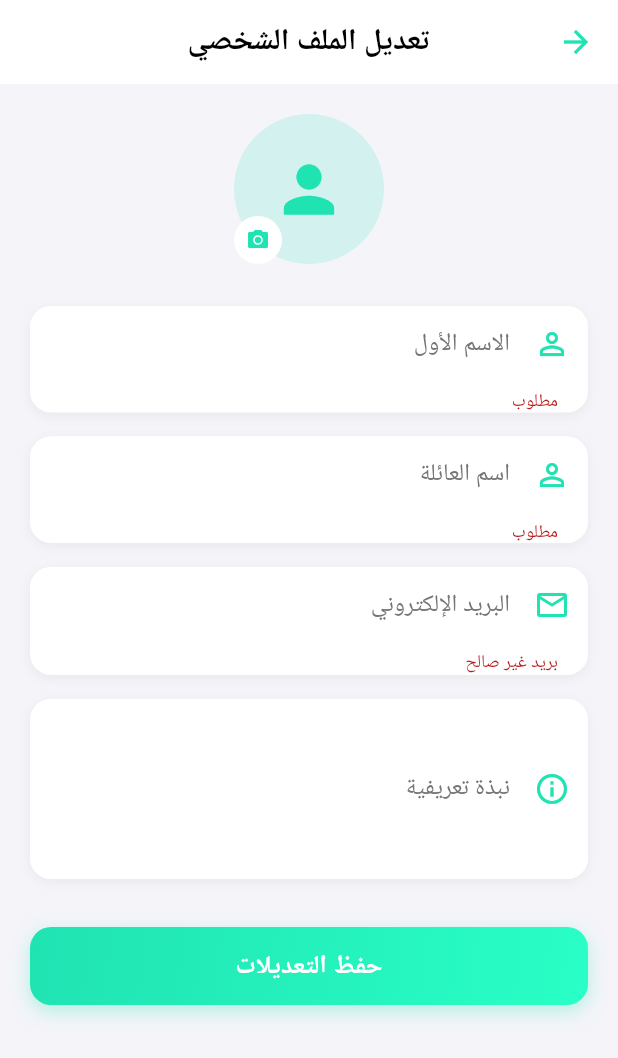
After one commit to moaskary20/esttamer, a Flutter app: the EditProfileScreen screen opened directly, after a tap on "حفظ التعديلات", on a phone screen of 412 x 824 dp. The commit adds this screen. Shown: the top 1058 px of the screen. Run offline on Flutter 3.47's test engine with Material 3 defaults, Android fonts, the phone set to English and light mode, and no system bars; our stand-ins replace animate_do, carousel_slider, flutter_html, flutter_zoom_drawer, google_fonts, shared_preferences and 2 more; accounts and stored records are empty; network calls fail; Roboto replaces fonts that are missing (Tajawal).

Commit message:
update project020

```diff
--- a/mobile/lib/screens/article_detail_screen.dart
+++ b/mobile/lib/screens/article_detail_screen.dart
@@ -66,8 +66,17 @@ class ArticleDetailScreen extends StatelessWidget {
           crossAxisAlignment: CrossAxisAlignment.stretch,
           children: [
             if (thumbnail != null && thumbnail.isNotEmpty)
-              Image.network(
-                thumbnail,
+              Builder(
+                builder: (context) {
+                  String thumbUrl = thumbnail;
+                  if (thumbUrl.endsWith('/') && blog['banner'] != null && blog['banner'].toString().isNotEmpty) {
+                    thumbUrl += blog['banner'].toString();
+                  }
+
+                  if (thumbUrl.endsWith('/')) return SizedBox.shrink();
+
+                  return Image.network(
+                    thumbUrl,
                     height: 220,
                     width: double.infinity,
                     fit: BoxFit.cover,
@@ -76,6 +85,8 @@ class ArticleDetailScreen extends StatelessWidget {
                       color: AppColors.lightBackground,
                       child: Icon(Icons.article_outlined, size: 80, color: AppColors.primaryGreen),
                     ),
+                  );
+                },
               ),
             Padding(
               padding: const EdgeInsets.all(20),
--- /dev/null
+++ b/mobile/lib/screens/edit_profile_screen.dart
@@ -0,0 +1,264 @@
+import 'dart:convert';
+import 'package:flutter/material.dart';
+import 'package:google_fonts/google_fonts.dart';
+import 'package:http/http.dart' as http;
+import '../utils/colors.dart';
+import '../services/session_service.dart';
+
+class EditProfileScreen extends StatefulWidget {
+  @override
+  State<EditProfileScreen> createState() => _EditProfileScreenState();
+}
+
+class _EditProfileScreenState extends State<EditProfileScreen> {
+  final _formKey = GlobalKey<FormState>();
+  final _firstNameCtrl = TextEditingController();
+  final _lastNameCtrl = TextEditingController();
+  final _emailCtrl = TextEditingController();
+  final _bioCtrl = TextEditingController();
+  bool _loading = true;
+  bool _saving = false;
+  String? _authToken;
+  String? _imageUrl;
+
+  static const String baseUrl = 'https://esttamer.com/api';
+
+  @override
+  void initState() {
+    super.initState();
+    _loadUserData();
+  }
+
+  Future<void> _loadUserData() async {
+    _authToken = await SessionService.getAuthToken();
+    if (_authToken == null || _authToken!.isEmpty) {
+      if (mounted) setState(() => _loading = false);
+      return;
+    }
+    try {
+      final response = await http.get(
+        Uri.parse('$baseUrl/userdata?auth_token=$_authToken'),
+      );
+      if (response.statusCode == 200) {
+        final data = json.decode(response.body);
+        if (mounted) {
+          setState(() {
+            _firstNameCtrl.text = data['first_name'] ?? '';
+            _lastNameCtrl.text = data['last_name'] ?? '';
+            _emailCtrl.text = data['email'] ?? '';
+            _bioCtrl.text = data['biography'] ?? '';
+            _imageUrl = data['image']?.toString();
+            _loading = false;
+          });
+        }
+      }
+    } catch (e) {
+      if (mounted) setState(() => _loading = false);
+    }
+  }
+
+  Future<void> _save() async {
+    if (!_formKey.currentState!.validate()) return;
+    setState(() => _saving = true);
+
+    try {
+      final response = await http.post(
+        Uri.parse('$baseUrl/update_userdata'),
+        body: {
+          'auth_token': _authToken ?? '',
+          'first_name': _firstNameCtrl.text.trim(),
+          'last_name': _lastNameCtrl.text.trim(),
+          'email': _emailCtrl.text.trim(),
+          'biography': _bioCtrl.text.trim(),
+        },
+      );
+      final data = json.decode(response.body);
+      if (data['status'] == 'success') {
+        // Update local session
+        await SessionService.saveUser(
+          userId: (data['id'] ?? '').toString(),
+          email: data['email'] ?? _emailCtrl.text.trim(),
+          firstName: data['first_name'] ?? _firstNameCtrl.text.trim(),
+          lastName: data['last_name'] ?? _lastNameCtrl.text.trim(),
+          image: data['image'] ?? '',
+          authToken: _authToken,
+        );
+        if (mounted) {
+          ScaffoldMessenger.of(context).showSnackBar(
+            SnackBar(content: Text('تم حفظ التعديلات ✅', style: GoogleFonts.tajawal()), backgroundColor: AppColors.primaryGreen),
+          );
+          Navigator.pop(context, true); // Return true to refresh
+        }
+      } else {
+        if (mounted) {
+          ScaffoldMessenger.of(context).showSnackBar(
+            SnackBar(content: Text(data['error_reason'] ?? 'حدث خطأ', style: GoogleFonts.tajawal()), backgroundColor: Colors.red.shade700),
+          );
+        }
+      }
+    } catch (e) {
+      if (mounted) {
+        ScaffoldMessenger.of(context).showSnackBar(
+          SnackBar(content: Text('تعذّر الاتصال بالخادم', style: GoogleFonts.tajawal()), backgroundColor: Colors.red.shade700),
+        );
+      }
+    }
+    if (mounted) setState(() => _saving = false);
+  }
+
+  @override
+  void dispose() {
+    _firstNameCtrl.dispose();
+    _lastNameCtrl.dispose();
+    _emailCtrl.dispose();
+    _bioCtrl.dispose();
+    super.dispose();
+  }
+
+  @override
+  Widget build(BuildContext context) {
+    return Scaffold(
+      backgroundColor: AppColors.lightBackground,
+      appBar: AppBar(
+        title: Text('تعديل الملف الشخصي', style: GoogleFonts.tajawal(fontWeight: FontWeight.bold, color: Colors.black)),
+        centerTitle: true,
+        backgroundColor: Colors.white,
+        elevation: 0,
+        iconTheme: IconThemeData(color: AppColors.primaryGreen),
+      ),
+      body: _loading
+          ? Center(child: CircularProgressIndicator(color: AppColors.primaryGreen))
+          : SingleChildScrollView(
+              padding: EdgeInsets.all(20),
+              child: Form(
+                key: _formKey,
+                child: Column(
+                  children: [
+                    // Avatar
+                    Center(
+                      child: Stack(
+                        alignment: Alignment.bottomLeft,
+                        children: [
+                          CircleAvatar(
+                            radius: 50,
+                            backgroundColor: AppColors.primaryGreen.withAlpha(40),
+                            backgroundImage: _imageUrl != null && _imageUrl!.isNotEmpty
+                                ? NetworkImage(_imageUrl!)
+                                : null,
+                            child: (_imageUrl == null || _imageUrl!.isEmpty)
+                                ? Icon(Icons.person, size: 50, color: AppColors.primaryGreen)
+                                : null,
+                          ),
+                          CircleAvatar(
+                            radius: 16,
+                            backgroundColor: Colors.white,
+                            child: Icon(Icons.camera_alt, size: 16, color: AppColors.primaryGreen),
+                          ),
+                        ],
+                      ),
+                    ),
+                    SizedBox(height: 28),
+
+                    // First Name
+                    _buildField(
+                      controller: _firstNameCtrl,
+                      label: 'الاسم الأول',
+                      icon: Icons.person_outline,
+                      validator: (v) => (v == null || v.isEmpty) ? 'مطلوب' : null,
+                    ),
+                    SizedBox(height: 16),
+
+                    // Last Name
+                    _buildField(
+                      controller: _lastNameCtrl,
+                      label: 'اسم العائلة',
+                      icon: Icons.person_outline,
+                      validator: (v) => (v == null || v.isEmpty) ? 'مطلوب' : null,
+                    ),
+                    SizedBox(height: 16),
+
+                    // Email
+                    _buildField(
+                      controller: _emailCtrl,
+                      label: 'البريد الإلكتروني',
+                      icon: Icons.email_outlined,
+                      keyboardType: TextInputType.emailAddress,
+                      validator: (v) => (v == null || !v.contains('@')) ? 'بريد غير صالح' : null,
+                    ),
+                    SizedBox(height: 16),
+
+                    // Biography
+                    _buildField(
+                      controller: _bioCtrl,
+                      label: 'نبذة تعريفية',
+                      icon: Icons.info_outline,
+                      maxLines: 4,
+                    ),
+                    SizedBox(height: 32),
+
+                    // Save Button
+                    SizedBox(
+                      width: double.infinity,
+                      height: 52,
+                      child: Container(
+                        decoration: BoxDecoration(
+                          gradient: AppColors.primaryGradient,
+                          borderRadius: BorderRadius.circular(14),
+                          boxShadow: [BoxShadow(color: AppColors.primaryGreen.withAlpha(80), blurRadius: 10, offset: Offset(0, 4))],
+                        ),
+                        child: ElevatedButton(
+                          onPressed: _saving ? null : _save,
+                          style: ElevatedButton.styleFrom(
+                            backgroundColor: Colors.transparent,
+                            shadowColor: Colors.transparent,
+                            shape: RoundedRectangleBorder(borderRadius: BorderRadius.circular(14)),
+                          ),
+                          child: _saving
+                              ? SizedBox(width: 24, height: 24, child: CircularProgressIndicator(color: Colors.white, strokeWidth: 2.5))
+                              : Text('حفظ التعديلات', style: GoogleFonts.tajawal(fontSize: 17, fontWeight: FontWeight.bold, color: Colors.white)),
+                        ),
+                      ),
+                    ),
+                  ],
+                ),
+              ),
+            ),
+    );
+  }
+
+  Widget _buildField({
+    required TextEditingController controller,
+    required String label,
+    required IconData icon,
+    TextInputType? keyboardType,
+    String? Function(String?)? validator,
+    int maxLines = 1,
+  }) {
+    return Container(
+      decoration: BoxDecoration(
+        color: Colors.white,
+        borderRadius: BorderRadius.circular(14),
+        boxShadow: [BoxShadow(color: Colors.black.withAlpha(13), blurRadius: 6, offset: Offset(0, 2))],
+      ),
+      child: TextFormField(
+        controller: controller,
+        keyboardType: keyboardType,
+        maxLines: maxLines,
+        validator: validator,
+        style: GoogleFonts.tajawal(fontSize: 15),
+        decoration: InputDecoration(
+          labelText: label,
+          labelStyle: GoogleFonts.tajawal(color: Colors.grey[600]),
+          prefixIcon: Icon(icon, color: AppColors.primaryGreen),
+          border: OutlineInputBorder(
+            borderRadius: BorderRadius.circular(14),
+            borderSide: BorderSide.none,
+          ),
+          filled: true,
+          fillColor: Colors.white,
+          contentPadding: EdgeInsets.symmetric(horizontal: 16, vertical: 14),
+        ),
+      ),
+    );
+  }
+}
--- a/mobile/lib/screens/home_screen.dart
+++ b/mobile/lib/screens/home_screen.dart
@@ -264,6 +264,12 @@ class HomeScreen extends StatelessWidget {
                     final String rawDesc = blog['description'] ?? '';
                     final String plainDesc = stripHtmlToPlain(rawDesc);
 
+                    // Construct thumbnail URL with fallback to banner
+                    String thumbUrl = blog['thumbnail'] ?? '';
+                    if (thumbUrl.endsWith('/') && blog['banner'] != null && blog['banner'].toString().isNotEmpty) {
+                      thumbUrl += blog['banner'].toString();
+                    }
+
                     return ListTile(
                       onTap: () {
                         Navigator.push(
@@ -279,10 +285,18 @@ class HomeScreen extends StatelessWidget {
                         decoration: BoxDecoration(
                           color: AppColors.lightBackground,
                           borderRadius: BorderRadius.circular(8),
-                          image: DecorationImage(
-                            image: NetworkImage(blog['thumbnail'] ?? 'https://via.placeholder.com/150'),
-                            fit: BoxFit.cover,
-                          ),
+                        ),
+                        child: ClipRRect(
+                          borderRadius: BorderRadius.circular(8),
+                          child: (thumbUrl.isNotEmpty && !thumbUrl.endsWith('/'))
+                              ? Image.network(
+                                  thumbUrl,
+                                  width: 60,
+                                  height: 60,
+                                  fit: BoxFit.cover,
+                                  errorBuilder: (_, __, ___) => Icon(Icons.article_outlined, color: AppColors.primaryGreen),
+                                )
+                              : Icon(Icons.article_outlined, color: AppColors.primaryGreen),
                         ),
                       ),
                       title: Text(blog['title'] ?? 'عنوان المقال', style: TextStyle(fontWeight: FontWeight.bold), maxLines: 1, overflow: TextOverflow.ellipsis),
--- a/mobile/lib/screens/placeholder_screens.dart
+++ b/mobile/lib/screens/placeholder_screens.dart
@@ -7,6 +7,7 @@ import '../services/session_service.dart';
 import 'profile_sub_screens.dart';
 import 'article_detail_screen.dart';
 import 'category_courses_screen.dart';
+import 'edit_profile_screen.dart';
 
 // ─────────────────────── COURSES SCREEN ───────────────────────
 class CoursesScreen extends StatefulWidget {
@@ -464,15 +465,24 @@ class _ArticleCardState extends State<_ArticleCard> with SingleTickerProviderSta
             children: [
               ClipRRect(
                 borderRadius: BorderRadius.only(topRight: Radius.circular(16), bottomRight: Radius.circular(16)),
-                child: widget.blog['thumbnail'] != null
+                child: Builder(
+                  builder: (context) {
+                    String thumbUrl = widget.blog['thumbnail'] ?? '';
+                    if (thumbUrl.endsWith('/') && widget.blog['banner'] != null && widget.blog['banner'].toString().isNotEmpty) {
+                      thumbUrl += widget.blog['banner'].toString();
+                    }
+
+                    return (thumbUrl.isNotEmpty && !thumbUrl.endsWith('/'))
                         ? Image.network(
-                        widget.blog['thumbnail'],
+                            thumbUrl,
                             width: 100,
                             height: 110,
                             fit: BoxFit.cover,
                             errorBuilder: (_, __, ___) => _placeholder(),
                           )
-                    : _placeholder(),
+                        : _placeholder();
+                  },
+                ),
               ),
               Expanded(
                 child: Padding(
@@ -559,7 +569,9 @@ class _ProfileScreenState extends State<ProfileScreen> with TickerProviderStateM
   }
 
   final List<_ProfileMenuItem> _menuItems = [
-    _ProfileMenuItem(icon: Icons.edit_outlined, title: 'تعديل الملف الشخصى', color: Color(0xFF2D9C4F), onTap: (ctx) {}),
+    _ProfileMenuItem(icon: Icons.edit_outlined, title: 'تعديل الملف الشخصى', color: Color(0xFF2D9C4F), onTap: (ctx) {
+      Navigator.push(ctx, MaterialPageRoute(builder: (_) => EditProfileScreen()));
+    }),
     _ProfileMenuItem(icon: Icons.settings_outlined, title: 'اعدادات الحساب', color: Color(0xFF1A7A8A), onTap: (ctx) {
       Navigator.push(ctx, MaterialPageRoute(builder: (_) => AccountSettingsScreen()));
     }),
--- a/mobile/lib/screens/profile_sub_screens.dart
+++ b/mobile/lib/screens/profile_sub_screens.dart
@@ -101,7 +101,7 @@ class HelpSupportScreen extends StatelessWidget {
               children: [
                 Expanded(child: _buildContactCard(Icons.email_outlined, 'البريد الإلكتروني', 'support@esttamer.com', Color(0xFF2D9C4F))),
                 SizedBox(width: 12),
-                Expanded(child: _buildContactCard(Icons.phone_outlined, 'الهاتف', '+966 500 000 000', Color(0xFF1A7A8A))),
+                Expanded(child: _buildContactCard(Icons.phone_outlined, 'الهاتف', '00962796209332', Color(0xFF1A7A8A))),
               ],
             ),
           ),
```
Also changed, not shown: 1 other file. Lines whose indentation alone changed are shown as unchanged.
